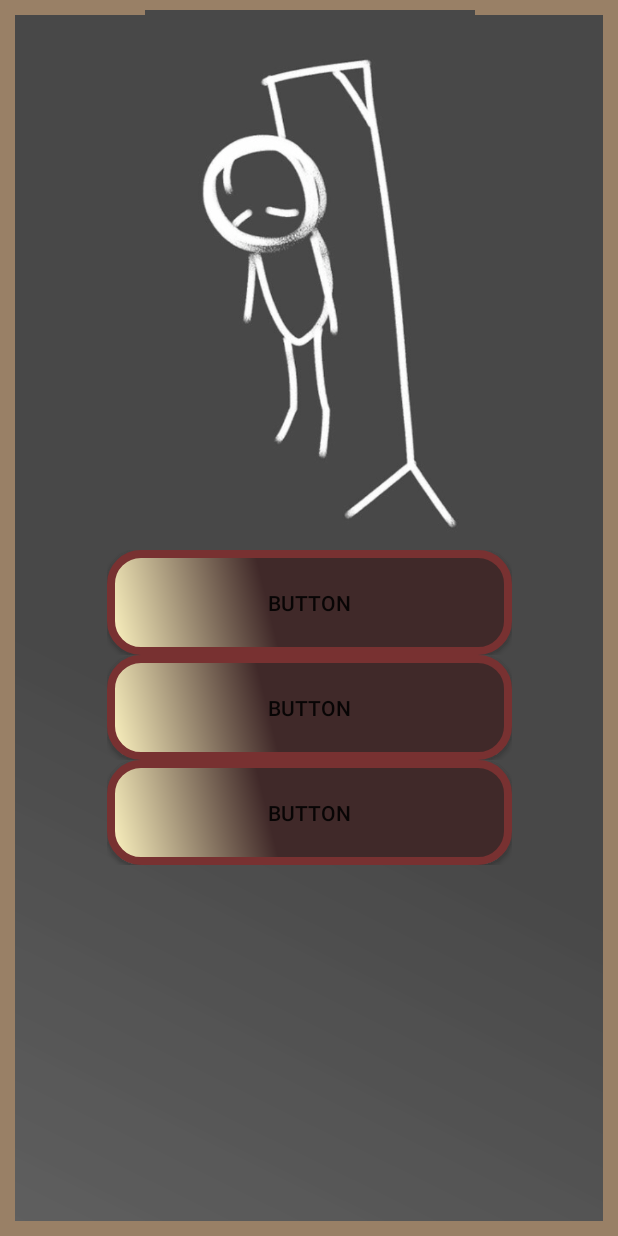
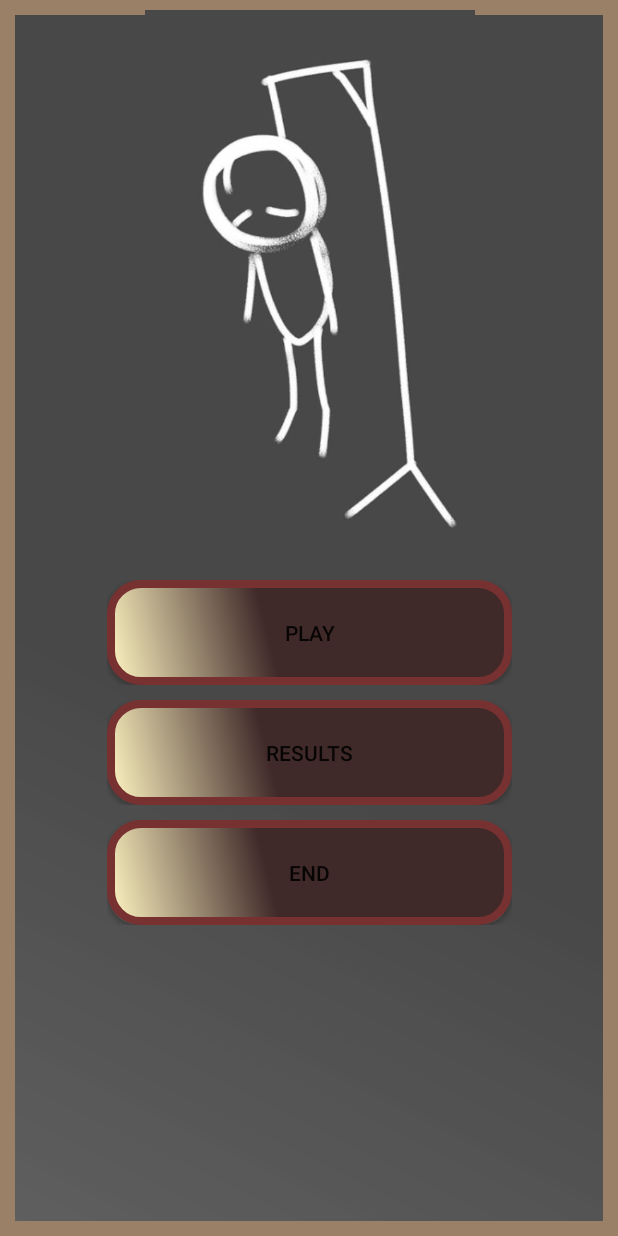
Before and after one commit to LaunDan/Gallows, an Android app: the MenuActivity screen opened directly, with no data from a screen before it, on a phone screen of 412 x 824 dp. Run offline under Robolectric (Android 15) with nearby library versions, the phone set to English and light mode, and no system bars.

Commit message:
edit position of buttons and change text of buttons

```diff
--- a/app/src/main/res/layout/activity_menu.xml
+++ b/app/src/main/res/layout/activity_menu.xml
@@ -27,6 +27,10 @@
                 android:layout_height="360dp"
                 app:srcCompat="@drawable/hangman" />
 
+            <Space
+                android:layout_width="match_parent"
+                android:layout_height="20dp" />
+
             <TableRow
                 android:layout_width="wrap_content"
                 android:layout_height="wrap_content"
@@ -37,8 +41,12 @@
                     android:layout_width="wrap_content"
                     android:layout_height="wrap_content"
                     android:background="@drawable/buttonshape"
-                    android:text="Button" />
+                    android:text="Play" />
             </TableRow>
+
+            <Space
+                android:layout_width="match_parent"
+                android:layout_height="10dp" />
 
             <TableRow
                 android:layout_width="wrap_content"
@@ -50,8 +58,12 @@
                     android:layout_width="wrap_content"
                     android:layout_height="wrap_content"
                     android:background="@drawable/buttonshape"
-                    android:text="Button" />
+                    android:text="results" />
             </TableRow>
+
+            <Space
+                android:layout_width="match_parent"
+                android:layout_height="10dp" />
 
             <TableRow
                 android:layout_width="wrap_content"
@@ -63,7 +75,7 @@
                     android:layout_width="wrap_content"
                     android:layout_height="wrap_content"
                     android:background="@drawable/buttonshape"
-                    android:text="Button" />
+                    android:text="end" />
             </TableRow>
 
         </LinearLayout>
```
